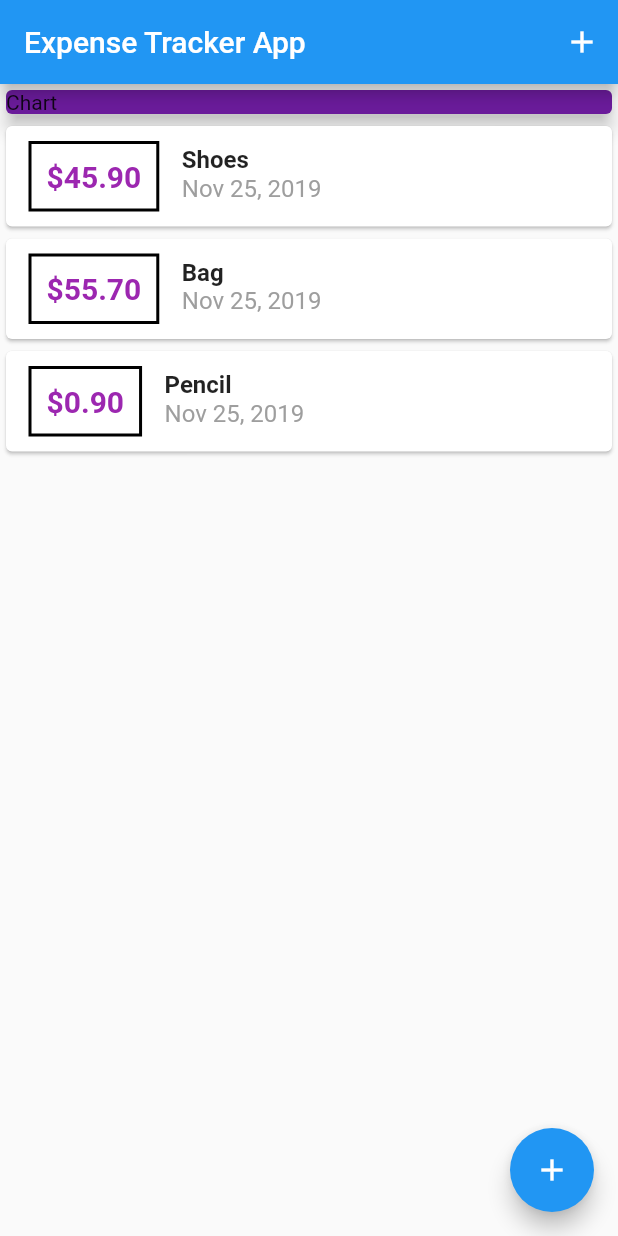
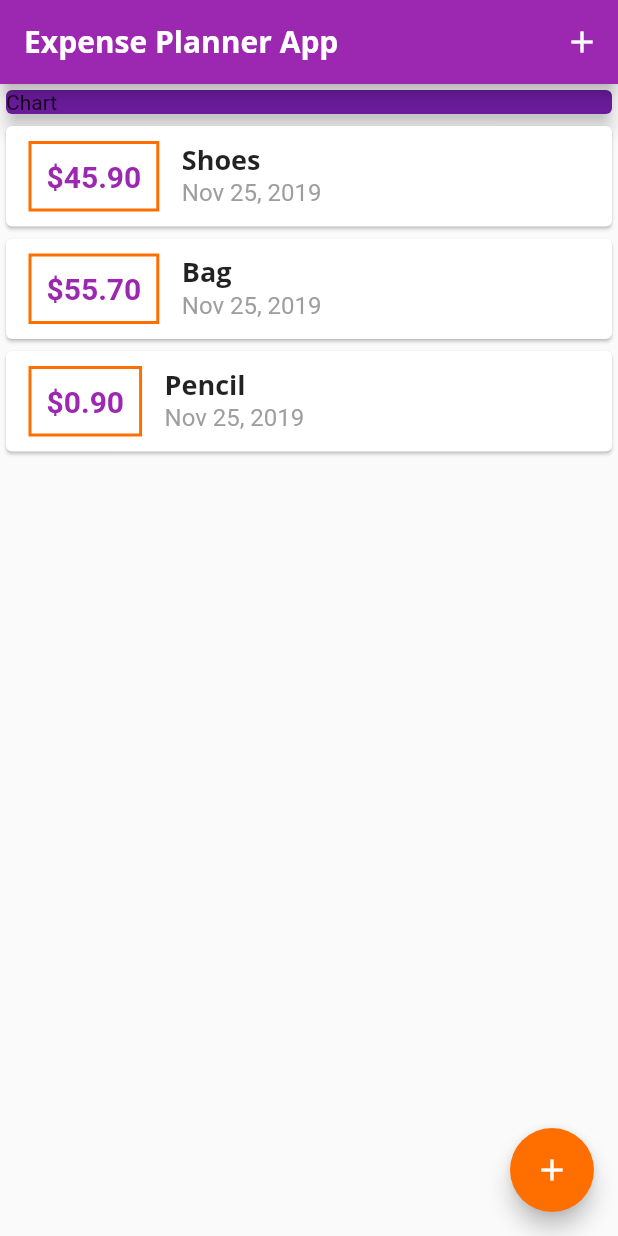
Before and after one commit to albertdugba/expense-manager-flutter, a Flutter app: the screen it shows after launch, on a phone screen of 412 x 824 dp. Run offline on Flutter 3.47's test engine with Material 2 defaults, Android fonts, the phone set to English and light mode, and no system bars.

```diff
--- a/lib/main.dart
+++ b/lib/main.dart
@@ -11,6 +11,28 @@ class Application extends StatelessWidget {
   Widget build(BuildContext context) {
     return MaterialApp(
       debugShowCheckedModeBanner: false,
+      title: 'Expense Planner App',
+      theme: ThemeData(
+        textTheme: ThemeData.light().textTheme.copyWith(
+              title: TextStyle(
+                fontFamily: 'OpenSans',
+                fontWeight: FontWeight.bold,
+                fontSize: 18.0,
+              ),
+            ),
+        primarySwatch: Colors.purple,
+        accentColor: Colors.amber[900],
+        fontFamily: 'Quicksand',
+        appBarTheme: AppBarTheme(
+          textTheme: ThemeData.light().textTheme.copyWith(
+                title: TextStyle(
+                  fontFamily: 'OpenSans',
+                  fontSize: 20.0,
+                  fontWeight: FontWeight.bold,
+                ),
+              ),
+        ),
+      ),
       home: HomePage(),
     );
   }
@@ -58,7 +80,7 @@ class _HomePageState extends State<HomePage> {
   Widget build(BuildContext context) {
     return Scaffold(
       appBar: AppBar(
-        title: Text('Expense Tracker App'),
+        title: Text('Expense Planner App'),
         actions: <Widget>[
           IconButton(
               icon: Icon(Icons.add),
--- a/lib/widgets/transaction_list.dart
+++ b/lib/widgets/transaction_list.dart
@@ -12,6 +12,7 @@ class TransactionList extends StatelessWidget {
     return Container(
         height: 400.0,
         child: ListView.builder(
+          itemCount: transactions.length,
           itemBuilder: (BuildContext context, int index) {
             return Card(
               child: Row(
@@ -20,22 +21,24 @@ class TransactionList extends StatelessWidget {
                     margin:
                         EdgeInsets.symmetric(vertical: 10.0, horizontal: 15.0),
                     decoration: BoxDecoration(
-                        border: Border.all(color: Colors.black, width: 2.0)),
+                        border: Border.all(
+                            color: Theme.of(context).accentColor, width: 2.0)),
                     padding: EdgeInsets.all(10.0),
                     child: Text(
                       '\$${transactions[index].amount.toStringAsFixed(2)}',
                       style: TextStyle(
                           fontWeight: FontWeight.bold,
                           fontSize: 20.0,
-                          color: Colors.purple),
+                          color: Theme.of(context).primaryColor),
                     ),
                   ),
                   Column(
                     crossAxisAlignment: CrossAxisAlignment.start,
                     children: <Widget>[
-                      Text(transactions[index].title,
-                          style: TextStyle(
-                              fontSize: 16.0, fontWeight: FontWeight.bold)),
+                      Text(
+                        transactions[index].title,
+                        style: Theme.of(context).textTheme.title,
+                      ),
                       Text(
                         DateFormat.yMMMd().format(transactions[index].date),
                         style: TextStyle(fontSize: 16.0, color: Colors.grey),
@@ -47,7 +50,6 @@ class TransactionList extends StatelessWidget {
               ),
             );
           },
-          itemCount: transactions.length,
         ));
   }
 }
```
Also changed, not shown: lib/widgets/chart.dart (added, +23 -0 lines), pubspec.yaml (+11 -11 lines), assets/fonts/OpenSans-Bold.ttf (added), assets/fonts/OpenSans-Regular.ttf (added), assets/fonts/Quicksand-Bold.ttf (added), assets/fonts/Quicksand-Light.ttf (added), assets/fonts/Quicksand-Medium.ttf (added), assets/fonts/Quicksand-Regular.ttf (added).
